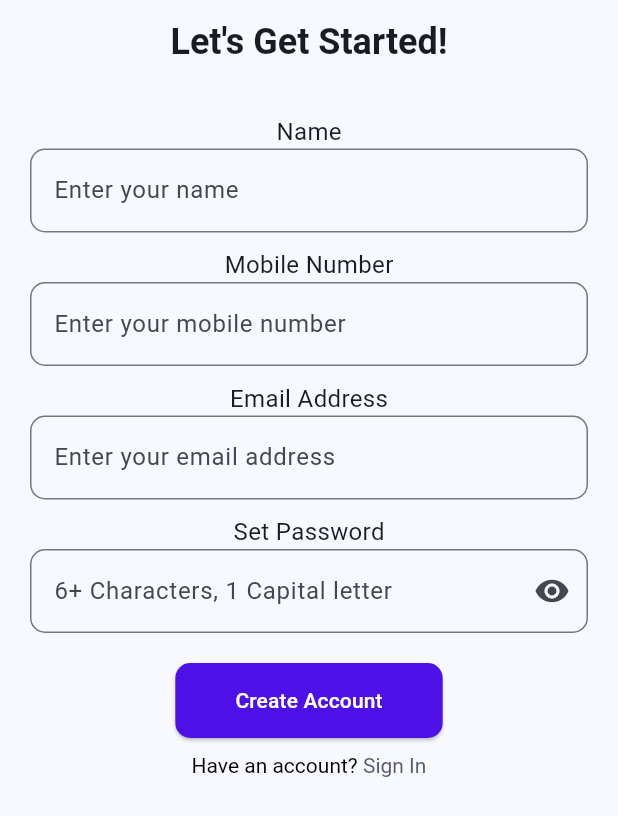
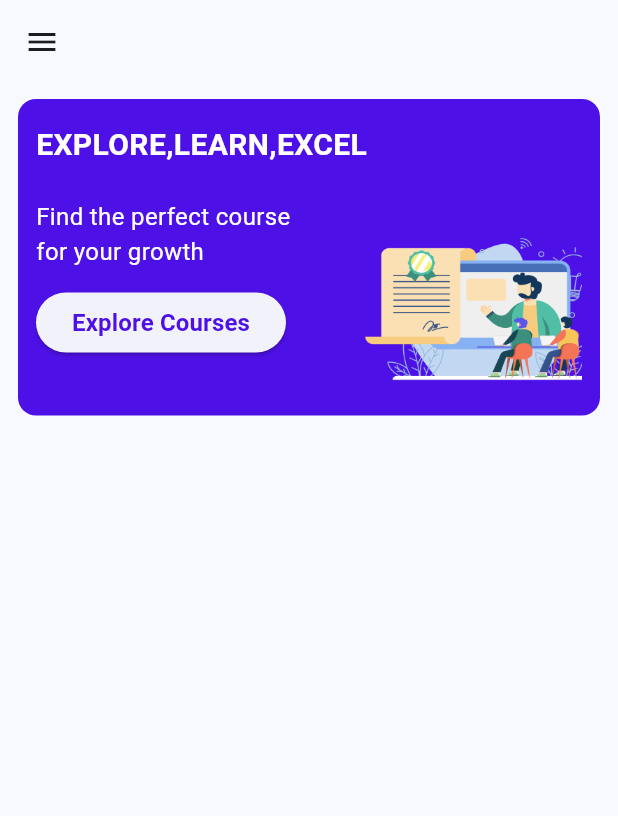
Before and after one commit to Dhanhunjayreddy/learning, a Flutter app: the screen it shows after launch, on a phone screen of 412 x 824 dp. Shown: the top 816 px of the screen. Run offline on Flutter 3.47's test engine with Material 3 defaults, Android fonts, the phone set to English and light mode, and no system bars; our stand-ins replace image_picker.

Commit message:
Added login, home screens

```diff
--- a/lib/forgot_password.dart
+++ b/lib/forgot_password.dart
@@ -14,10 +14,7 @@ class ForgotPassword extends StatelessWidget {
 
   @override
   Widget build(BuildContext context) {
-    return MaterialApp(
-      debugShowCheckedModeBanner: false,
-      home: Edokati(emailController: emailController, formkey: formkey),
-    );
+    return  Edokati(emailController: emailController, formkey: formkey);
   }
 }
 
--- /dev/null
+++ b/lib/home/home_screen.dart
@@ -0,0 +1,100 @@
+import 'package:flutter/material.dart';
+
+import '../profile/profile_screen.dart';
+import '../utilities/theme.dart';
+
+class HomeScreen extends StatelessWidget {
+  const HomeScreen({super.key});
+
+  @override
+  Widget build(BuildContext context) {
+    return Scaffold(
+      appBar: AppBar(),
+      drawer: Drawer(
+        child: Column(
+          mainAxisAlignment: MainAxisAlignment.center,
+          children: [
+            Container(decoration: BoxDecoration(color: Colors.blue)),
+            Text("Home", style: TextStyle(color: HanvisuColorTheme.blackColor)),
+            TextButton(
+              onPressed: () {
+                Navigator.push(
+                  context,
+                  MaterialPageRoute(builder: (context) => ProfileScreen()),
+                );
+              },
+              child: Text(
+                "Profile",
+                style: TextStyle(color: HanvisuColorTheme.blackColor),
+              ),
+            ),
+          ],
+        ),
+      ),
+      body: Column(
+        children: [
+          Container(
+            margin: EdgeInsets.symmetric(horizontal: 12.0, vertical: 10.0),
+            padding: EdgeInsets.symmetric(horizontal: 12.0, vertical: 16.0),
+            decoration: BoxDecoration(
+              color: Color.fromARGB(255, 77, 16, 230),
+              borderRadius: BorderRadius.circular(12.0),
+            ),
+            child: Column(
+              crossAxisAlignment: CrossAxisAlignment.start,
+              children: [
+                Text(
+                  "EXPLORE,LEARN,EXCEL",
+                  style: TextStyle(
+                    color: Colors.white,
+                    fontWeight: FontWeight.bold,
+                    fontSize: 20,
+                  ),
+                ),
+
+                // SizedBox(height: 12),
+                Row(
+                  mainAxisAlignment: MainAxisAlignment.spaceBetween,
+                  children: [
+                    Flexible(
+                      child: Column(
+                        crossAxisAlignment: CrossAxisAlignment.start,
+                        children: [
+                          Text(
+                            "Find the perfect course for your growth",
+                            // maxLines: 5,
+                            style: TextStyle(
+                              color: Colors.white,
+                              fontWeight: FontWeight.normal,
+                              fontSize: 16,
+                            ),
+                          ),
+                          SizedBox(height: 12),
+                          ElevatedButton(
+                            onPressed: () {},
+                            child: Text(
+                              "Explore Courses",
+                              style: TextStyle(
+                                color: Color.fromARGB(255, 77, 16, 230),
+                                fontWeight: FontWeight.w700,
+                                fontSize: 16,
+                              ),
+                            ),
+                          ),
+                        ],
+                      ),
+                    ),
+                    Image.asset(
+                      "asset/images/online-certificate-course.png",
+                      height: 150,
+                    ),
+                  ],
+                ),
+              ],
+            ),
+          ),
+        ],
+      ),
+    );
+  }
+}
--- /dev/null
+++ b/lib/utilities/theme.dart
@@ -0,0 +1,6 @@
+import 'package:flutter/material.dart';
+
+class HanvisuColorTheme{
+
+ static  Color blackColor = const Color(0xFF000000);
+}
```
Also changed, not shown: lib/login/login_screen.dart (added, +172 -0 lines), lib/main.dart (+15 -1 lines), lib/otp_verify/otp_verify_screen.dart (added, +100 -0 lines), lib/profile/profile_screen.dart (added, +107 -0 lines), lib/utilities/form_utils.dart (added, +19 -0 lines), lib/utilities/snackbar.dart (added, +12 -0 lines), lib/utilities/text_field_decoration.dart (added, +15 -0 lines), pubspec.yaml (+9 -4 lines), asset/images/online-certificate-course.png (added), asset/images/place_holder.jpg (added), pubspec.lock, 21 other files.
